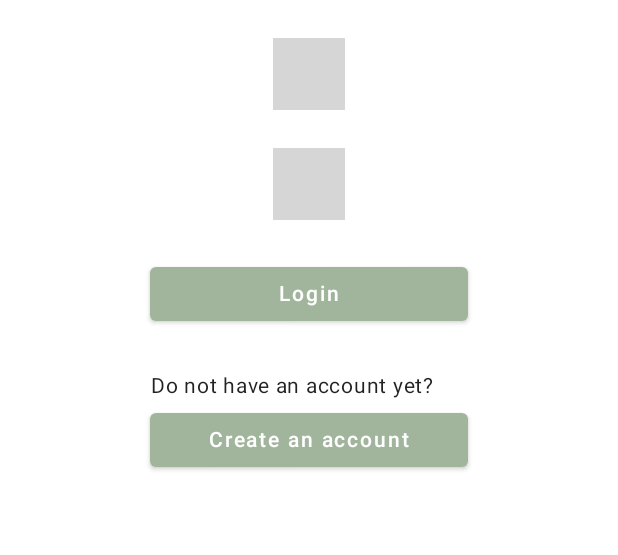
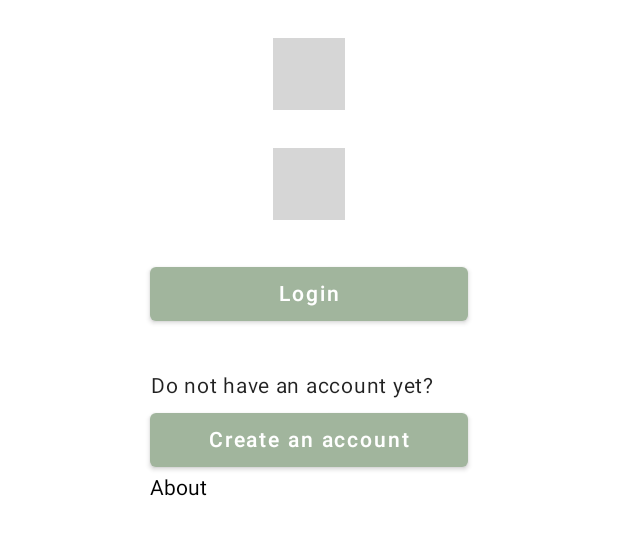
Before and after one commit to moevm/adfmp1h23-bookcrossing, an Android app built with Jetpack Compose: the screen it shows after launch (MainActivity), on a phone screen of 412 x 824 dp, the part 211-766 px from its top. Run offline under Robolectric (Android 15) with nearby library versions, the phone set to English and light mode, and no system bars; our stand-ins replace Dagger/Hilt's generated code; libraries missing offline, so code that uses them is left out: org.slf4j; 2 statements that could not run were skipped; grey boxes are pictures that could not be loaded.

Commit message:
some updates about about

```diff
--- a/app/src/main/java/com/etu/bookcrossing/compose/MainApp.kt
+++ b/app/src/main/java/com/etu/bookcrossing/compose/MainApp.kt
@@ -6,6 +6,7 @@ import androidx.navigation.compose.NavHost
 import androidx.navigation.compose.composable
 import androidx.navigation.compose.rememberNavController
 import com.etu.bookcrossing.R
+import com.etu.bookcrossing.compose.about.About
 import com.etu.bookcrossing.compose.books.BooksList
 import com.etu.bookcrossing.compose.common.NavigationBar
 import com.etu.bookcrossing.compose.map.AddBookToPoint
@@ -47,7 +48,9 @@ fun RoutingBase() {
     NavHost(navController, startDestination = NavigationRoute.LOGIN.name) {
         composable(NavigationRoute.LOGIN.name) {
             LoginComposable(onLogin = { navController.navigate(NavigationRoute.ACCOUNT.name) },
-                onRegister = { navController.navigate(NavigationRoute.REGISTER.name) })
+                onRegister = { navController.navigate(NavigationRoute.REGISTER.name) },
+                onAbout = { navController.navigate(NavigationRoute.ABOUT.name) }
+            )
         }
 
         composable("${NavigationRoute.ADD_NEW_BOOK}/{${NavigationArgument.ADDRESS}}") {
@@ -86,6 +89,10 @@ fun RoutingBase() {
 
         composable(NavigationRoute.REGISTER_SUCCESS.name) {
             RegistrationSucceed(onSuccess = { navController.navigate(NavigationRoute.ACCOUNT.name) })
+        }
+
+        composable(NavigationRoute.ABOUT.name) {
+            About()
         }
 
         composable(NavigationRoute.ACCOUNT.name) {
@@ -138,7 +145,8 @@ enum class NavigationRoute {
     ADD_BOOK_TO_POINT,
     ADD_NEW_BOOK,
     REGISTER,
-    REGISTER_SUCCESS
+    REGISTER_SUCCESS,
+    ABOUT,
 }
 
 enum class BottomNavigationItem(
--- a/app/src/main/java/com/etu/bookcrossing/compose/user/auth/Login.kt
+++ b/app/src/main/java/com/etu/bookcrossing/compose/user/auth/Login.kt
@@ -5,6 +5,7 @@ import androidx.compose.foundation.layout.Column
 import androidx.compose.foundation.layout.fillMaxSize
 import androidx.compose.foundation.layout.fillMaxWidth
 import androidx.compose.foundation.layout.padding
+import androidx.compose.foundation.text.ClickableText
 import androidx.compose.foundation.text.KeyboardOptions
 import androidx.compose.material.Button
 import androidx.compose.material.MaterialTheme
@@ -16,6 +17,7 @@ import androidx.compose.ui.Alignment
 import androidx.compose.ui.Modifier
 import androidx.compose.ui.res.dimensionResource
 import androidx.compose.ui.res.stringResource
+import androidx.compose.ui.text.AnnotatedString
 import androidx.compose.ui.text.input.KeyboardType
 import androidx.compose.ui.text.input.PasswordVisualTransformation
 import androidx.compose.ui.text.input.TextFieldValue
@@ -27,7 +29,8 @@ import com.etu.bookcrossing.compose.common.CursiveBigText
 @Composable
 fun LoginComposable(
     onLogin: () -> Unit,
-    onRegister: () -> Unit
+    onRegister: () -> Unit,
+    onAbout: (Int) -> Unit
 ) {
     Column(
         modifier = Modifier
@@ -84,6 +87,11 @@ fun LoginComposable(
                     text = stringResource(R.string.sign_up_button),
                 )
             }
+
+            ClickableText(
+                text = AnnotatedString(stringResource(R.string.about_clickable_text)),
+                onClick = onAbout
+            )
         }
     }
 }
--- a/app/src/main/res/values/dimen.xml
+++ b/app/src/main/res/values/dimen.xml
@@ -22,6 +22,8 @@
     <dimen name="image_and_text_in_row_spacer">8dp</dimen>
 
     <!-- Column -->
+    <dimen name="about_column_spaced_by">40dp</dimen>
+    <dimen name="about_column_padding">60dp</dimen>
     <dimen name="column_spaced_by">25dp</dimen>
     <dimen name="text_in_column_spacer">4dp</dimen>
     <dimen name="column_all_padding">100dp</dimen>
--- a/app/src/main/res/values/strings.xml
+++ b/app/src/main/res/values/strings.xml
@@ -35,4 +35,5 @@
     <string name="add_book_name_textfield">Name</string>
     <string name="add_book_author_textfield">Author</string>
     <string name="upload_a_photo_invitation">Upload a photo of the book</string>
+    <string name="about_clickable_text">About</string>
 </resources>
```
Also changed, not shown: app/src/main/java/com/etu/bookcrossing/compose/about/About.kt (added, +37 -0 lines).
